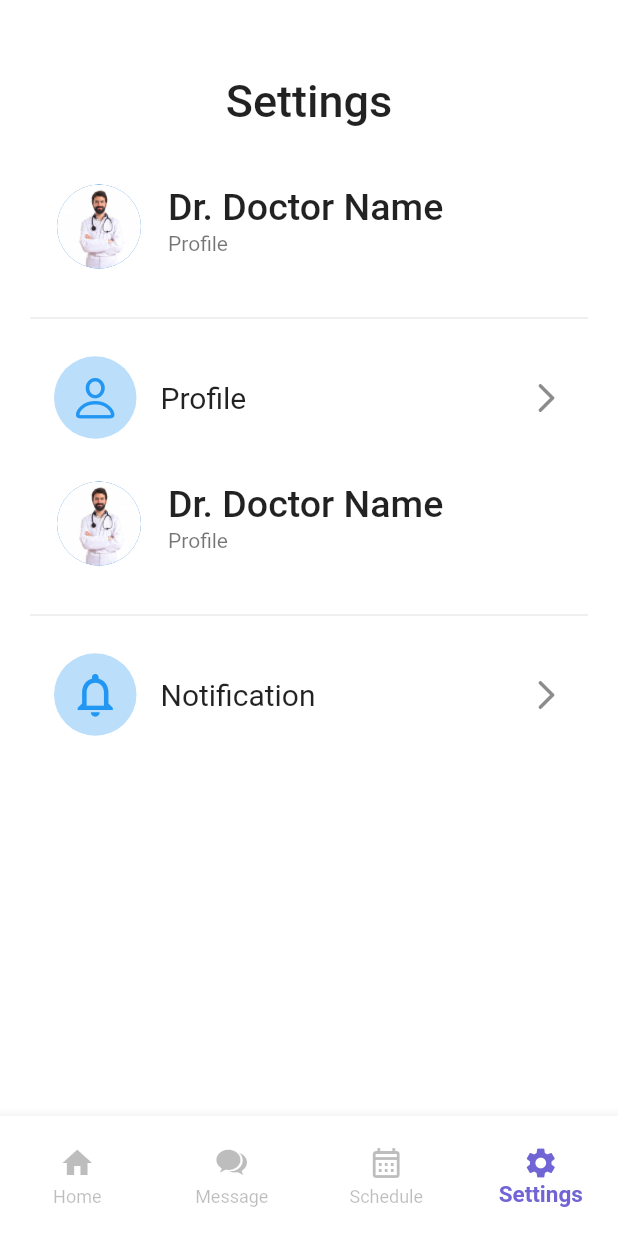
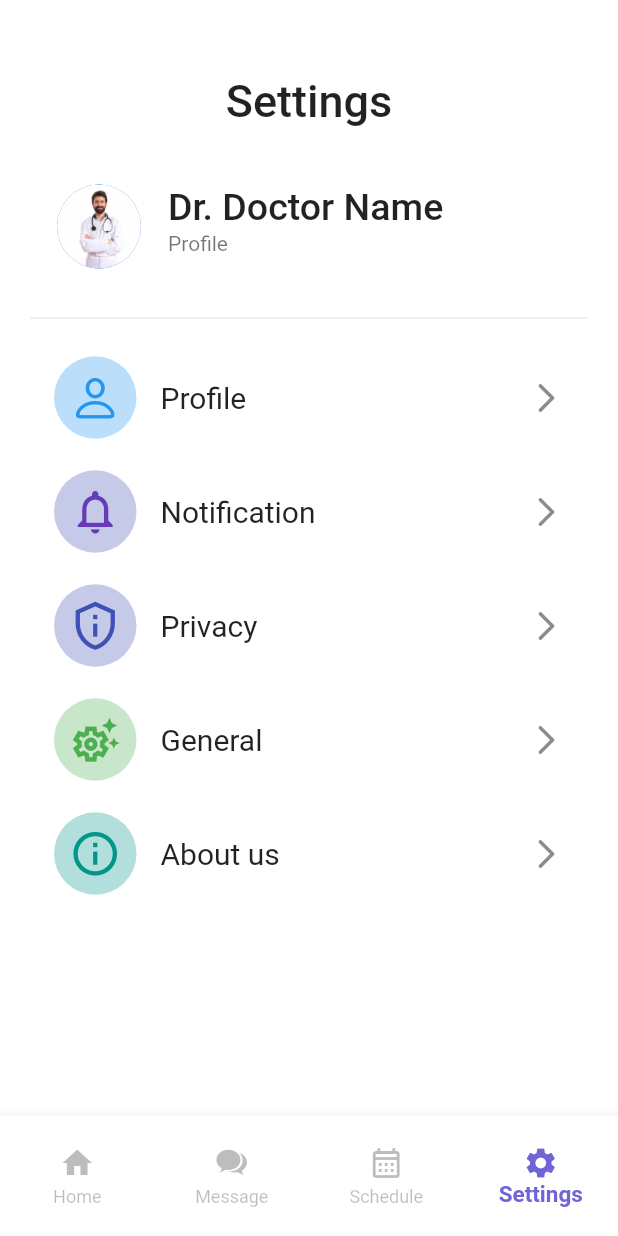
Before and after one commit to Gowsalyanatraj/health_care_app_flutter, a Flutter app: the NavBarRoots screen opened directly, item 4 of the bottom bar chosen, on a phone screen of 412 x 824 dp. Run offline on Flutter 3.47's test engine with Material 2 defaults, Android fonts, the phone set to English and light mode, and no system bars.

Commit message:
feat: creating profile, notification, privacy general and about us settings. || style: designing icons and text alignment for settings

```diff
--- a/lib/screens/settings_screen.dart
+++ b/lib/screens/settings_screen.dart
@@ -61,32 +61,17 @@ class _SettingScreenState extends State<SettingScreen> {
           const SizedBox(
             height: 20.0,
           ),
-          const ListTile(
-            leading: CircleAvatar(
-              radius: 30,
-              backgroundImage: AssetImage("assets/doctor2.png"),
-            ),
-            title: Text(
-              "Dr. Doctor Name",
-              style: TextStyle(
-                fontWeight: FontWeight.w500,
-                fontSize: 25,
-              ),
-            ),
-            subtitle: Text("Profile"),
-          ),
-          const Divider(height: 50),
           ListTile(
             onTap: () {},
             leading: Container(
               padding: const EdgeInsets.all(10),
               decoration: BoxDecoration(
-                color: Colors.blue.shade100,
+                color: Colors.indigo.shade100,
                 shape: BoxShape.circle,
               ),
               child: const Icon(
                 Icons.notifications_none_outlined,
-                color: Colors.blue,
+                color: Colors.deepPurple,
                 size: 35,
               ),
             ),
@@ -99,6 +84,84 @@ class _SettingScreenState extends State<SettingScreen> {
             ),
             trailing: const Icon(Icons.arrow_forward_ios_rounded),
           ),
+          const SizedBox(
+            height: 20.0,
+          ),
+          ListTile(
+            onTap: () {},
+            leading: Container(
+              padding: const EdgeInsets.all(10),
+              decoration: BoxDecoration(
+                color: Colors.indigo.shade100,
+                shape: BoxShape.circle,
+              ),
+              child: const Icon(
+                Icons.privacy_tip_outlined,
+                color: Colors.indigo,
+                size: 35,
+              ),
+            ),
+            title: const Text(
+              "Privacy",
+              style: TextStyle(
+                fontWeight: FontWeight.w400,
+                fontSize: 20.0,
+              ),
+            ),
+            trailing: const Icon(Icons.arrow_forward_ios_rounded),
+          ),
+          const SizedBox(
+            height: 20.0,
+          ),
+          ListTile(
+            onTap: () {},
+            leading: Container(
+              padding: const EdgeInsets.all(10),
+              decoration: BoxDecoration(
+                color: Colors.green.shade100,
+                shape: BoxShape.circle,
+              ),
+              child: const Icon(
+                Icons.settings_suggest_outlined,
+                color: Colors.green,
+                size: 35,
+              ),
+            ),
+            title: const Text(
+              "General",
+              style: TextStyle(
+                fontWeight: FontWeight.w400,
+                fontSize: 20.0,
+              ),
+            ),
+            trailing: const Icon(Icons.arrow_forward_ios_rounded),
+          ),
+          const SizedBox(
+            height: 20.0,
+          ),
+          ListTile(
+            onTap: () {},
+            leading: Container(
+              padding: const EdgeInsets.all(10),
+              decoration: BoxDecoration(
+                color: Colors.teal.shade100,
+                shape: BoxShape.circle,
+              ),
+              child: const Icon(
+                Icons.info_outline,
+                color: Colors.teal,
+                size: 35,
+              ),
+            ),
+            title: const Text(
+              "About us",
+              style: TextStyle(
+                fontWeight: FontWeight.w400,
+                fontSize: 20.0,
+              ),
+            ),
+            trailing: const Icon(Icons.arrow_forward_ios_rounded),
+          ),
         ],
       ),
     );
```
